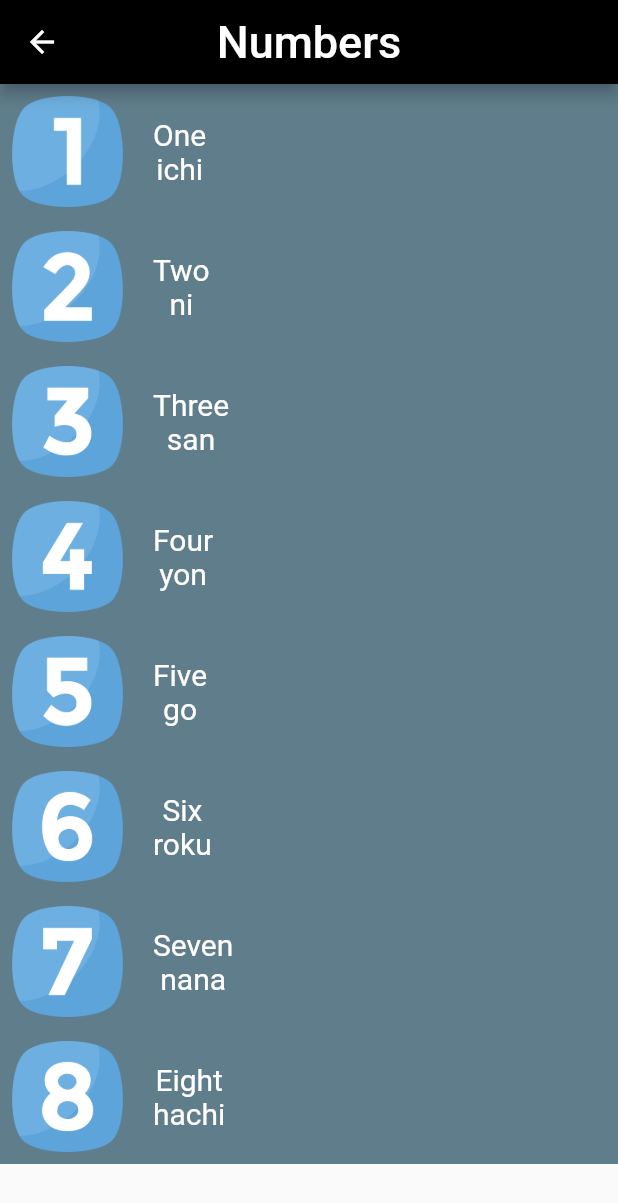
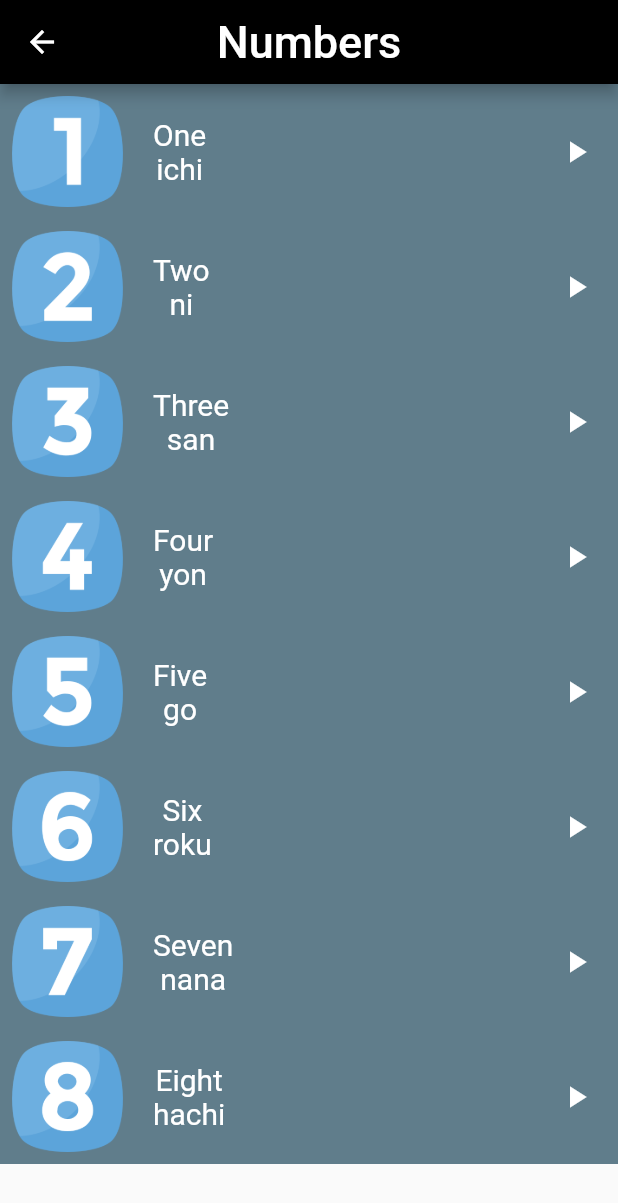
Before and after one commit to muhammad15s/Tokyo_app, a Flutter app: the NumbersPage screen opened directly, on a phone screen of 412 x 824 dp. Shown: the top 1203 px of the screen. Run offline on Flutter 3.47's test engine with Material 2 defaults, Android fonts, the light colour scheme and no system bars; our stand-ins replace audioplayers.

Commit message:
Adding Music

```diff
--- a/lib/models/numbers_model.dart
+++ b/lib/models/numbers_model.dart
@@ -1,11 +1,12 @@
 import 'package:flutter/cupertino.dart';
 
 class NumberModel {
-  String img;
-  String englisname;
-  String jabanesname;
+  final img;
+  final englisname;
+  final jabanesname;
+  final audio;
 
-  NumberModel({@required this.img, this.englisname,this.jabanesname}) {
+  NumberModel({@required this.img, this.englisname,this.jabanesname, this.audio}) {
 
   }
 }
@@ -15,41 +16,49 @@ List<NumberModel> numberList = [
     img: "images/numbers/one.png",
     englisname: "One",
     jabanesname: "ichi",
+    audio: "num1.mp3",
   ),
   NumberModel(
     img: "images/numbers/two.png",
     englisname: "Two",
     jabanesname: "ni",
+    audio: "num2.mp3",
   ),
   NumberModel(
     img: "images/numbers/three.png",
     englisname: "Three",
     jabanesname: "san",
+    audio: "num3.mp3",
   ),
   NumberModel(
     img: "images/numbers/four.png",
     englisname: "Four",
     jabanesname: "yon",
+    audio: "num4.mp3",
   ),
   NumberModel(
     img: "images/numbers/five.png",
     englisname: "Five",
     jabanesname: "go",
+    audio: "num5.mp3",
   ),
   NumberModel(
     img: "images/numbers/six.png",
     englisname: "Six",
     jabanesname: "roku",
+    audio: "num6.mp3",
   ),
   NumberModel(
     img: "images/numbers/seven.png",
     englisname: "Seven",
     jabanesname: "nana",
+    audio: "num7.mp3",
   ),
   NumberModel(
     img: "images/numbers/eight.png",
     englisname: "Eight",
     jabanesname: "hachi",
+    audio: "num8.mp3",
   ),
 
 ];
--- a/lib/screens/numbers_page.dart
+++ b/lib/screens/numbers_page.dart
@@ -1,9 +1,8 @@
 import 'package:flutter/cupertino.dart';
 import 'package:flutter/material.dart';
 import 'package:tokyo/models/numbers_model.dart';
-
+import 'package:audioplayers/audio_cache.dart';
 class NumbersPage extends StatelessWidget {
-
 
   @override
   Widget build(BuildContext context) {
@@ -49,6 +48,17 @@ class NumbersPage extends StatelessWidget {
                       ),
                     ],
                   ),
+                  Expanded(
+                    child: IconButton(
+                      onPressed: (){
+                        AudioCache audioPlayer = AudioCache();
+                        audioPlayer.play(numberList[index].audio);
+                      },
+                      alignment: Alignment.centerRight,
+                      icon: Icon(Icons.play_arrow),
+                      color: Colors.white,
+                    ),
+                  ),
                 ],
               ),
             ),
--- a/pubspec.yaml
+++ b/pubspec.yaml
@@ -17,6 +17,7 @@ environment:
   sdk: ">=2.1.0 <3.0.0"
 
 dependencies:
+  audioplayers: ^0.16.2
   flutter:
     sdk: flutter
 
@@ -42,6 +43,7 @@ flutter:
 
   # To add assets to your application, add an assets section, like this:
   assets:
+    - assets/
     - images/numbers/
     - images/colors/
     - images/family_members/
```
Also changed, not shown: pubspec.lock, 10 other files.
